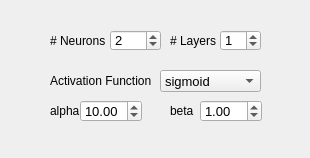
First picture: the form in _AlgorithmsPlugins/OpenCV/paramsMLP.ui, repository b4silio/MLDemos, before the edit.
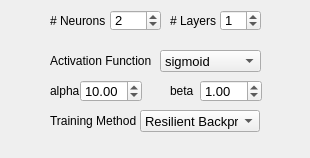
Second picture: the form after the edit.

```diff
--- a/_AlgorithmsPlugins/OpenCV/paramsMLP.ui
+++ b/_AlgorithmsPlugins/OpenCV/paramsMLP.ui
@@ -17,7 +17,7 @@
    <property name="geometry">
     <rect>
      <x>50</x>
-     <y>70</y>
+     <y>50</y>
      <width>101</width>
      <height>21</height>
     </rect>
@@ -35,7 +35,7 @@
    <property name="geometry">
     <rect>
      <x>80</x>
-     <y>100</y>
+     <y>80</y>
      <width>62</width>
      <height>22</height>
     </rect>
@@ -63,7 +63,7 @@
    <property name="geometry">
     <rect>
      <x>170</x>
-     <y>100</y>
+     <y>80</y>
      <width>31</width>
      <height>21</height>
     </rect>
@@ -81,7 +81,7 @@
    <property name="geometry">
     <rect>
      <x>160</x>
-     <y>70</y>
+     <y>50</y>
      <width>101</width>
      <height>22</height>
     </rect>
@@ -109,7 +109,7 @@
    <property name="geometry">
     <rect>
      <x>220</x>
-     <y>30</y>
+     <y>10</y>
      <width>41</width>
      <height>21</height>
     </rect>
@@ -136,7 +136,7 @@
    <property name="geometry">
     <rect>
      <x>50</x>
-     <y>30</y>
+     <y>10</y>
      <width>61</width>
      <height>21</height>
     </rect>
@@ -154,7 +154,7 @@
    <property name="geometry">
     <rect>
      <x>170</x>
-     <y>30</y>
+     <y>10</y>
      <width>51</width>
      <height>21</height>
     </rect>
@@ -172,7 +172,7 @@
    <property name="geometry">
     <rect>
      <x>200</x>
-     <y>100</y>
+     <y>80</y>
      <width>62</width>
      <height>22</height>
     </rect>
@@ -200,7 +200,7 @@
    <property name="geometry">
     <rect>
      <x>50</x>
-     <y>100</y>
+     <y>80</y>
      <width>31</width>
      <height>21</height>
     </rect>
@@ -218,7 +218,7 @@
    <property name="geometry">
     <rect>
      <x>110</x>
-     <y>30</y>
+     <y>10</y>
      <width>51</width>
      <height>21</height>
     </rect>
@@ -245,6 +245,55 @@
     <number>2</number>
    </property>
   </widget>
+  <widget class="QLabel" name="label_19">
+   <property name="geometry">
+    <rect>
+     <x>50</x>
+     <y>110</y>
+     <width>90</width>
+     <height>21</height>
+    </rect>
+   </property>
+   <property name="font">
+    <font>
+     <pointsize>9</pointsize>
+    </font>
+   </property>
+   <property name="text">
+    <string>Training Method</string>
+   </property>
+  </widget>
+  <widget class="QComboBox" name="mlpTrainCombo">
+   <property name="geometry">
+    <rect>
+     <x>140</x>
+     <y>110</y>
+     <width>120</width>
+     <height>22</height>
+    </rect>
+   </property>
+   <property name="font">
+    <font>
+     <pointsize>10</pointsize>
+    </font>
+   </property>
+   <property name="toolTip">
+    <string>Activation function for all network units</string>
+   </property>
+   <property name="currentIndex">
+    <number>1</number>
+   </property>
+   <item>
+    <property name="text">
+     <string>Backpropagation</string>
+    </property>
+   </item>
+   <item>
+    <property name="text">
+     <string>Resilient Backprop</string>
+    </property>
+   </item>
+  </widget>
  </widget>
  <resources/>
  <connections/>
```
